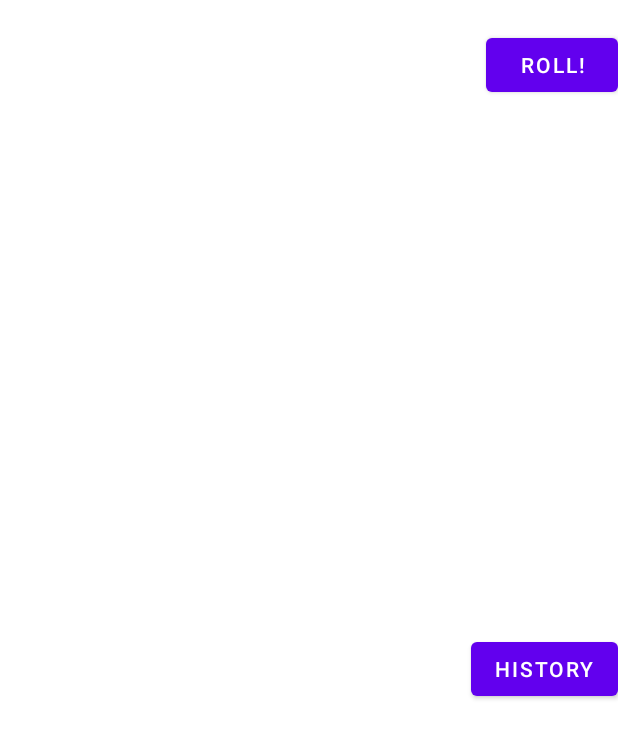
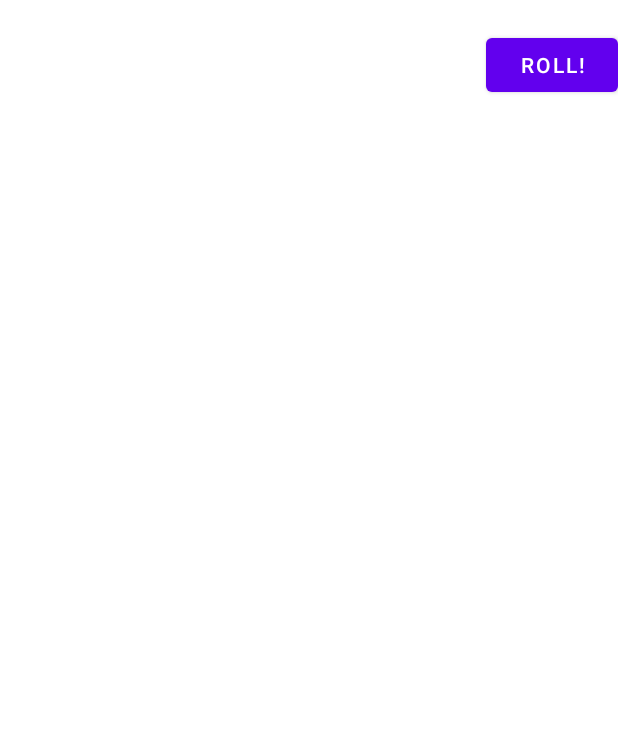
Before and after one commit to jasontsh/RussianRoulette, an Android app: the layout fragment_result.xml on its own in the app's theme, with its tools: preview values and no code run, on a phone screen of 412 x 824 dp. Shown: the top 738 px of the screen. Run offline under Robolectric (Android 15) with nearby library versions, the phone set to English and light mode, and no system bars.

Commit message:
Remove history button

```diff
--- a/app/src/main/res/layout/fragment_result.xml
+++ b/app/src/main/res/layout/fragment_result.xml
@@ -34,13 +34,4 @@
         app:layout_constraintTop_toBottomOf="@id/money_left"
         app:layout_constraintEnd_toEndOf="parent"/>
 
-    <Button
-        android:id="@+id/history_button"
-        app:layout_constraintTop_toBottomOf="@id/roll_button"
-        app:layout_constraintEnd_toEndOf="parent"
-        app:layout_constraintBottom_toBottomOf="parent"
-        android:text="@string/history_button_text"
-        android:layout_width="wrap_content"
-        android:layout_height="wrap_content"/>
-
 </androidx.constraintlayout.widget.ConstraintLayout>
```
